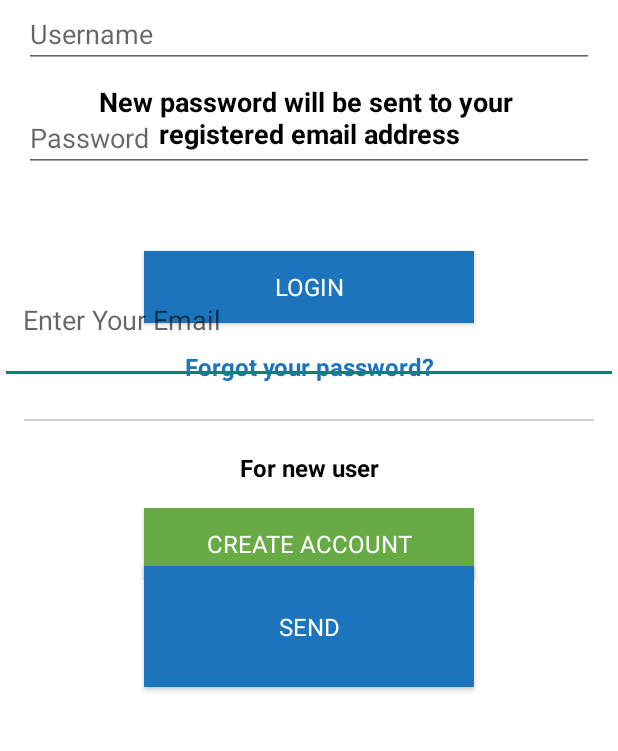
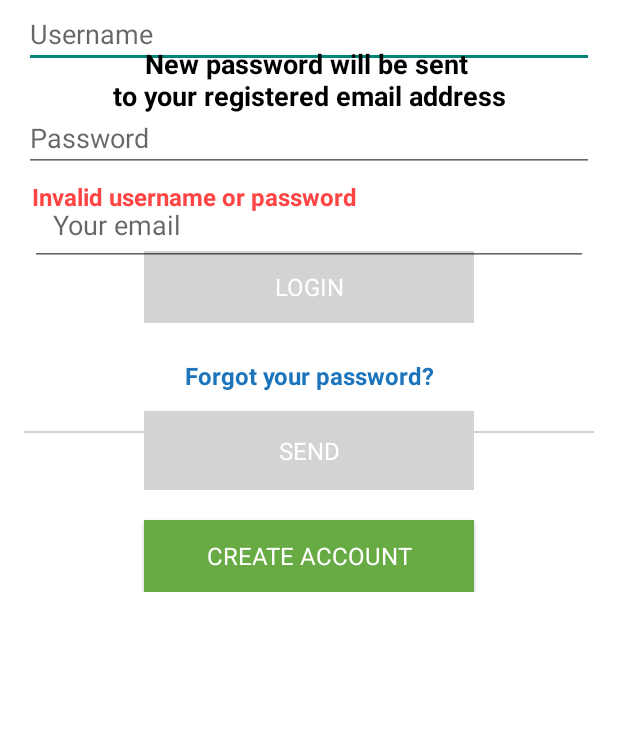
Before and after one commit to thatsmerahul1/android-client, an Android app: the fragment ForgetPasswordFragment placed in its activity, after a tap on "LOGIN", on a phone screen of 412 x 824 dp, the part 245-996 px from its top. Run offline under Robolectric (Android 15) with nearby library versions, the phone set to English and light mode, and no system bars; our stand-ins replace CircleImageView; libraries missing offline, so code that uses them is left out: com.octo.android; 3 statements that could not run were skipped.

Commit message:
UI issues fixed

```diff
--- a/app/src/main/res/drawable/circle_blue.xml
+++ b/app/src/main/res/drawable/circle_blue.xml
@@ -1,6 +1,6 @@
 <?xml version="1.0" encoding="utf-8"?>
 <shape xmlns:android="http://schemas.android.com/apk/res/android">
-    <corners android:radius="15dp"/>
+    <corners android:radius="25dp"/>
     <stroke android:color="@color/ecarezone_blue_light" android:width="2dp"/>
     <solid android:color="@color/ecarezone_news_categories_text_view_background_white"/>
 
--- a/app/src/main/res/drawable/circle_blue_complete.xml
+++ b/app/src/main/res/drawable/circle_blue_complete.xml
@@ -1,6 +1,6 @@
 <?xml version="1.0" encoding="utf-8"?>
 <shape xmlns:android="http://schemas.android.com/apk/res/android">
-    <corners android:radius="15dp"/>
+    <corners android:radius="25dp"/>
     <stroke android:color="@color/ecarezone_blue_dark" android:width="2dp"/>
     <solid android:color="@color/ecarezone_blue_dark"/>
 
--- a/app/src/main/res/layout/act_forgotpassword.xml
+++ b/app/src/main/res/layout/act_forgotpassword.xml
@@ -5,7 +5,7 @@
     android:orientation="vertical">
     <TextView
         android:layout_width="match_parent"
-        android:layout_height="0dp"
+        android:layout_height="wrap_content"
         android:layout_weight="0.2"
         android:textColor="#000"
         android:text="@string/reset_password"
@@ -15,27 +15,25 @@
         android:gravity="center"/>
     <TextView
         android:layout_width="match_parent"
-        android:layout_height="0dp"
-        android:layout_weight="0.2"
+        android:layout_height="wrap_content"
         android:textColor="#000"
         android:text="@string/reset_password_notification"
         android:padding="15dp"
         android:textStyle="bold"
         android:textSize="18sp"
         android:gravity="center"
-        android:id="@+id/reset_password_notification" />
+        android:id="@+id/reset_password_notification"
+        android:layout_margin="16dp" />
     <EditText
         android:id="@+id/editText_ForgetPwd"
-        android:layout_height="0dp"
-        android:layout_weight="0.1"
-        android:layout_marginTop="16dp"
+        android:layout_height="wrap_content"
         android:layout_width="match_parent"
         android:paddingLeft="15dp"
         android:paddingBottom="15dp"
         android:paddingRight="15dp"
         android:inputType="textEmailAddress"
         android:hint="@string/reset_password_email_hint"
-        />
+        android:layout_margin="20dp" />
     <TextView
         android:id="@+id/textview_error"
         android:layout_width="match_parent"
@@ -51,13 +49,12 @@
     <Button
         android:id="@+id/button_send"
         android:layout_width="wrap_content"
-        android:layout_height="0dp"
-        android:layout_weight="0.1"
+        android:layout_height="wrap_content"
         android:minWidth="220dp"
         android:padding="15dp"
         android:layout_gravity="center"
         android:text="@string/welcome_button_send"
         style="@style/EcareZoneBlueButton"
-        />
+        android:enabled="false" />
 
 </LinearLayout>
--- a/app/src/main/res/layout/country_spinner_item.xml
+++ b/app/src/main/res/layout/country_spinner_item.xml
@@ -3,7 +3,7 @@
     xmlns:android="http://schemas.android.com/apk/res/android"
     android:layout_width="match_parent"
     android:layout_height="match_parent"
-    android:layout_marginBottom="20dp">
+    >
     <TextView
         android:id="@+id/text1"
         android:layout_width="match_parent"
--- a/app/src/main/res/layout/dia_regestration.xml
+++ b/app/src/main/res/layout/dia_regestration.xml
@@ -61,6 +61,7 @@
              android:layout_alignParentTop="true"
              android:textSize="20sp"
              android:gravity="center"
+             android:layout_marginLeft="20dp"
              android:layout_toLeftOf="@+id/button_ok" />
      </RelativeLayout>
 
--- a/app/src/main/res/layout/frag_login.xml
+++ b/app/src/main/res/layout/frag_login.xml
@@ -34,7 +34,6 @@
         android:id="@+id/textview_error"
         android:layout_width="match_parent"
         android:layout_height="wrap_content"
-        android:gravity="center"
         android:padding="5dp"
         android:textColor="@android:color/holo_red_light"
         android:textSize="16sp"
@@ -61,12 +60,13 @@
         android:text="@string/login_forgot_password"
         android:textColor="@color/ecarezone_blue_dark"
         android:textSize="16dp"
+        android:padding="6dp"
         android:textStyle="bold" />
 
     <View
         android:layout_width="match_parent"
         android:layout_height="1dp"
-        android:layout_marginTop="24dp"
+        android:layout_marginTop="20dp"
         android:background="@color/ecarezone_gray" />
 
     <TextView
--- a/app/src/main/res/values-hdpi/dimens.xml
+++ b/app/src/main/res/values-hdpi/dimens.xml
@@ -9,5 +9,5 @@
     <dimen name="text_size_small">12sp</dimen>
 
     <dimen name="thumbnail_square_size">80dp</dimen>
-
+    <dimen name="logo_top_margin">80dp</dimen>
 </resources>
--- a/app/src/main/res/values-w820dp/dimens.xml
+++ b/app/src/main/res/values-w820dp/dimens.xml
@@ -3,4 +3,5 @@
          (such as screen margins) for screens with more than 820dp of available width. This
          would include 7" and 10" devices in landscape (~960dp and ~1280dp respectively). -->
     <dimen name="activity_horizontal_margin">64dp</dimen>
+    <dimen name="logo_top_margin">120dp</dimen>
 </resources>
--- a/app/src/main/res/values/dimens.xml
+++ b/app/src/main/res/values/dimens.xml
@@ -13,5 +13,5 @@
     <dimen name="fab_margin">16dp</dimen>
 
     <dimen name="doctor_list_item_margin">8dp</dimen>
-
+    <dimen name="logo_top_margin">60dp</dimen>
 </resources>
--- a/app/src/main/res/values/strings.xml
+++ b/app/src/main/res/values/strings.xml
@@ -1,5 +1,6 @@
 <resources>
     <string name="app_name">eCareZone Patient</string>
+    <string name="vserion_info">Alpha 01 by eCareZone. 2015</string>
 
     <!--login-->
     <string name="login_username">Username</string>
@@ -178,9 +179,9 @@
         <item>Capture from camera</item>
     </string-array>
 
-    <string name="reset_password_email_hint">Enter Your Email</string>
+    <string name="reset_password_email_hint">Your email</string>
     <string name="reset_password">Reset password</string>
-    <string name="reset_password_notification">New password will be sent to your \nregistered email address</string>
+    <string name="reset_password_notification">New password will be sent \nto your registered email address</string>
     <string name="reset_password_error">Your email account is incorrect. Please try \n in if you are register user</string>
     <string name="title_activity_forget_password">ForgetPasswordActivity</string>
 
--- a/app/src/main/res/values/styles.xml
+++ b/app/src/main/res/values/styles.xml
@@ -79,7 +79,7 @@
         <item name="android:layout_marginRight">@dimen/dialog_button_margin</item>
         <item name="android:layout_marginLeft">@dimen/dialog_button_margin</item>
         <item name="android:textColor">@android:color/black</item>
-        <item name="android:layout_marginTop">@dimen/activity_vertical_margin</item>
+        <item name="android:layout_marginTop">5dp</item>
         <item name="android:background">@drawable/circle_blue</item>
         <item name="android:padding">15dp</item>
     </style>
```
Also changed, not shown: app/src/main/res/layout/frag_splashscreen.xml (+14 -2 lines).
